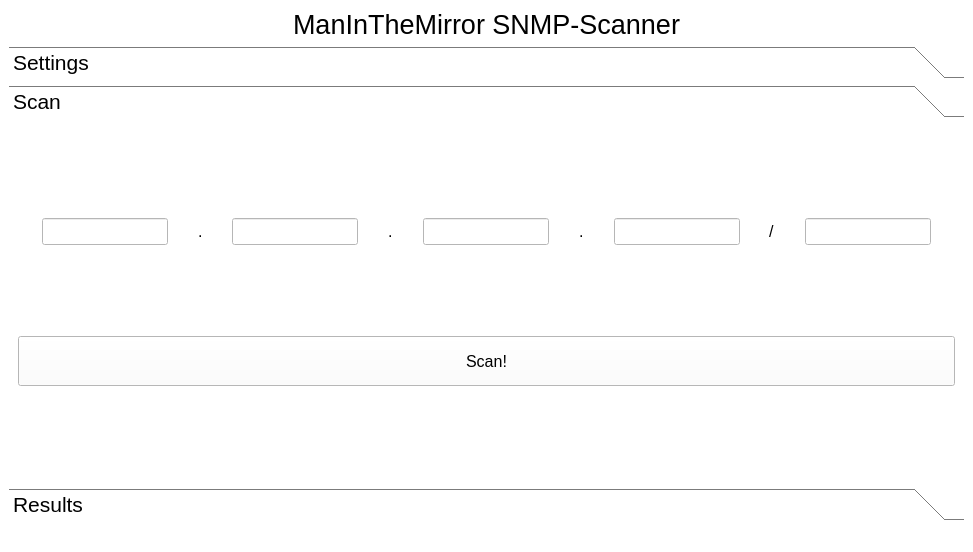
Before: the Qt Designer form UI/mainwindow.ui in aplaikner/ManInTheMirror, drawn with Qt 5.
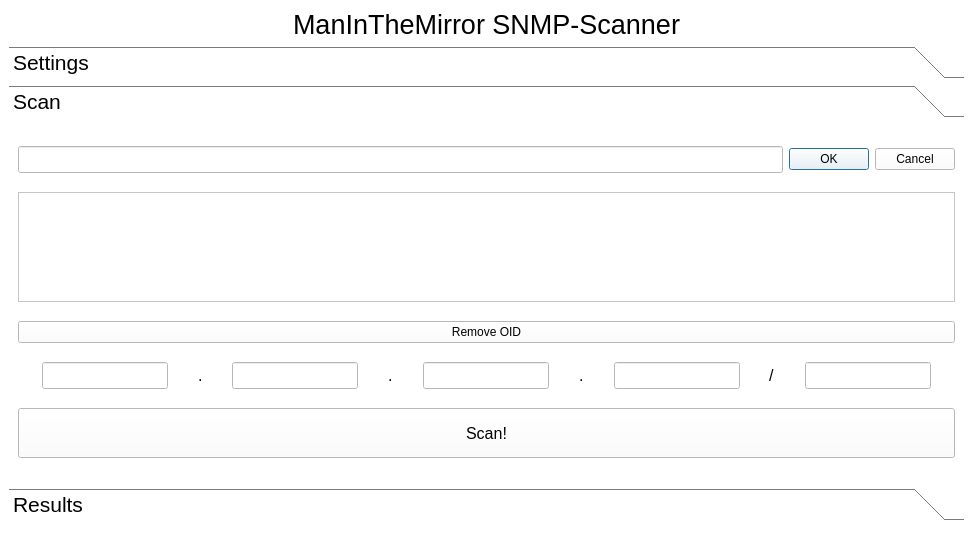
After: the same form once the commit is applied. The open tabs and pages were chosen to show the change.

Commit message: Add input for OIDs in scan menu

The edit to the form file:
```diff
--- a/UI/mainwindow.ui
+++ b/UI/mainwindow.ui
@@ -219,6 +219,59 @@
         <string>Scan</string>
        </attribute>
        <layout class="QVBoxLayout" name="verticalLayout_7">
+        <item>
+         <layout class="QHBoxLayout" name="horizontalLayout_3">
+          <item>
+           <widget class="QLineEdit" name="lineEdit_oid_input">
+            <property name="font">
+             <font>
+              <family>Cantarell</family>
+              <pointsize>12</pointsize>
+             </font>
+            </property>
+            <property name="styleSheet">
+             <string notr="true"/>
+            </property>
+           </widget>
+          </item>
+          <item alignment="Qt::AlignRight">
+           <widget class="QDialogButtonBox" name="buttonBox_oid_input">
+            <property name="font">
+             <font>
+              <family>Cantarell</family>
+              <pointsize>12</pointsize>
+             </font>
+            </property>
+            <property name="standardButtons">
+             <set>QDialogButtonBox::Cancel|QDialogButtonBox::Ok</set>
+            </property>
+           </widget>
+          </item>
+         </layout>
+        </item>
+        <item>
+         <widget class="QListWidget" name="listWidget_oids">
+          <property name="maximumSize">
+           <size>
+            <width>16777215</width>
+            <height>110</height>
+           </size>
+          </property>
+          <property name="font">
+           <font>
+            <family>Cantarell</family>
+            <pointsize>12</pointsize>
+           </font>
+          </property>
+         </widget>
+        </item>
+        <item>
+         <widget class="QPushButton" name="pushButton_remove_oid">
+          <property name="text">
+           <string>Remove OID</string>
+          </property>
+         </widget>
+        </item>
         <item>
          <layout class="QHBoxLayout" name="horizontalLayout_5">
           <item>
@@ -242,6 +295,9 @@
               <pointsize>12</pointsize>
              </font>
             </property>
+            <property name="styleSheet">
+             <string notr="true"/>
+            </property>
            </widget>
           </item>
           <item>
@@ -447,6 +503,9 @@
               <pointsize>12</pointsize>
              </font>
             </property>
+            <property name="styleSheet">
+             <string notr="true"/>
+            </property>
            </widget>
           </item>
           <item>
```
Left out of the diff: 13 changed lines with no effect on the pictures. The commit also changes 2 other files.
